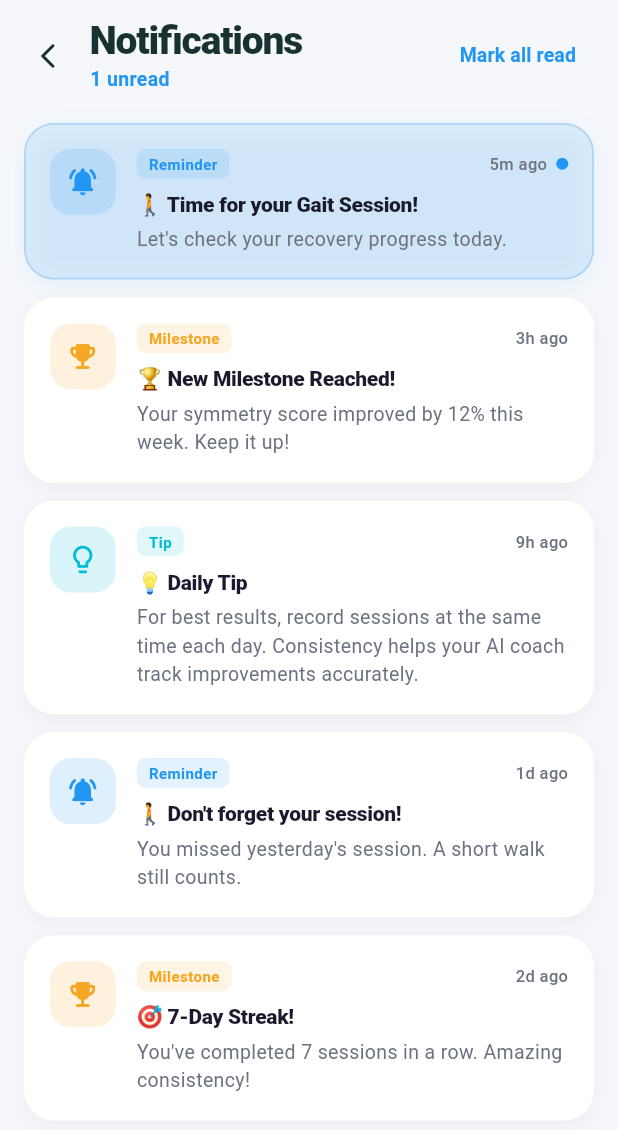
After one commit to swasray2004/StepSure, a Flutter app: the screen it shows once a user with an empty profile is signed in, after a tap on the "notifications none" icon, on a phone screen of 412 x 824 dp. The commit adds this screen. Shown: the top 1130 px of the screen. Run offline on Flutter 3.47's test engine with Material 3 defaults, Android fonts, the phone set to English and light mode, and no system bars; our stand-ins replace camera, fl_chart, flutter_local_notifications, flutter_tts, image_picker, lottie and 5 more; missing offline and left inert: google_mlkit_pose_detection; accounts and stored records are empty; Roboto replaces fonts that are missing (Nunito).

Commit message:
recorded video workflow fixed

```diff
--- a/lib/data/supabase_service.dart
+++ b/lib/data/supabase_service.dart
@@ -3,6 +3,13 @@ import 'dart:io';
 import '../domain/models/session_model.dart';
 
 class SupabaseService {
+    // Update session with video URL
+    Future<void> updateSessionVideoUrl(String sessionId, String videoUrl) async {
+      await _client
+          .from('sessions')
+          .update({'video_url': videoUrl})
+          .eq('id', sessionId);
+    }
   final _client = Supabase.instance.client;
 
   // Auth
--- a/lib/domain/feedback_engine.dart
+++ b/lib/domain/feedback_engine.dart
@@ -25,32 +25,40 @@ class FeedbackEngine {
     required double strideConsistency,
   }) {
     if (symmetry < 50) {
+      print('[TTS] Speaking: Try to maintain equal step length on both sides.');
       _speak('symmetry', 'Try to maintain equal step length on both sides.');
     } else if (symmetry > 75) {
+      print('[TTS] Speaking: Great symmetry, keep it up!');
       _speak('symmetry_good', 'Great symmetry, keep it up!');
     }
 
     if (cadence < 50) {
+      print('[TTS] Speaking: Try to walk a little faster if you can.');
       _speak('cadence', 'Try to walk a little faster if you can.');
     } else if (cadence > 110) {
+      print('[TTS] Speaking: Slow down slightly for better balance.');
       _speak('cadence_fast', 'Slow down slightly for better balance.');
     }
 
     if (trunkLean.abs() > 10) {
+      print('[TTS] Speaking: Straighten your posture, stand tall.');
       _speak('posture', 'Straighten your posture, stand tall.');
     }
 
     final kneeDiff = (leftKneeAngle - rightKneeAngle).abs();
     if (kneeDiff > 20) {
       final weaker = leftKneeAngle < rightKneeAngle ? 'left' : 'right';
+      print('[TTS] Speaking: Try to lift your $weaker leg a bit higher.');
       _speak('knee', 'Try to lift your $weaker leg a bit higher.');
     }
 
     if (strideConsistency < 50) {
+      print('[TTS] Speaking: Try to keep your steps more even and rhythmic.');
       _speak('consistency', 'Try to keep your steps more even and rhythmic.');
     }
 
     if (symmetry > 70 && cadence >= 60 && trunkLean.abs() < 8) {
+      print('[TTS] Speaking: Good balance, keep going!');
       _speak('good', 'Good balance, keep going!');
     }
   }
--- a/lib/domain/models/report_model.dart
+++ b/lib/domain/models/report_model.dart
@@ -0,0 +1,38 @@
+class ReportModel {
+  final String summary;
+  final double improvementPercentage;
+  final List<String> abnormalities;
+  final List<String> exerciseSuggestions;
+  final String riskAssessment;
+
+  ReportModel({
+    required this.summary,
+    required this.improvementPercentage,
+    required this.abnormalities,
+    required this.exerciseSuggestions,
+    required this.riskAssessment,
+  });
+
+  factory ReportModel.fromMap(Map<String, dynamic> map) {
+    return ReportModel(
+      summary: map['summary'] ?? '',
+      improvementPercentage:
+          (map['improvement_percentage'] as num?)?.toDouble() ?? 0.0,
+      abnormalities:
+          (map['abnormalities'] as List<dynamic>?)?.cast<String>() ?? [],
+      exerciseSuggestions:
+          (map['exercise_suggestions'] as List<dynamic>?)?.cast<String>() ?? [],
+      riskAssessment: map['risk_assessment'] ?? '',
+    );
+  }
+
+  Map<String, dynamic> toMap() {
+    return {
+      'summary': summary,
+      'improvement_percentage': improvementPercentage,
+      'abnormalities': abnormalities,
+      'exercise_suggestions': exerciseSuggestions,
+      'risk_assessment': riskAssessment,
+    };
+  }
+}
--- /dev/null
+++ b/lib/features/notifications/notifications_screen.dart
@@ -0,0 +1,482 @@
+import 'dart:ui';
+import 'package:flutter/material.dart';
+import 'package:gait_rehab/core/constants/app_colors.dart';
+import 'package:gait_rehab/core/constants/app_text.dart';
+
+// ─── Model ────────────────────────────────────────────────────────────────────
+
+enum NotifType { reminder, milestone, tip }
+
+class AppNotification {
+  final String id;
+  final NotifType type;
+  final String title;
+  final String body;
+  final DateTime timestamp;
+  bool isRead;
+
+  AppNotification({
+    required this.id,
+    required this.type,
+    required this.title,
+    required this.body,
+    required this.timestamp,
+    this.isRead = false,
+  });
+}
+
+// ─── Screen ───────────────────────────────────────────────────────────────────
+
+class NotificationsScreen extends StatefulWidget {
+  const NotificationsScreen({super.key});
+
+  @override
+  State<NotificationsScreen> createState() => _NotificationsScreenState();
+}
+
+class _NotificationsScreenState extends State<NotificationsScreen>
+    with SingleTickerProviderStateMixin {
+  late AnimationController _fadeCtrl;
+
+  // Replace this with real data from your DB / shared_preferences as needed
+  final List<AppNotification> _notifications = [
+    AppNotification(
+      id: '1',
+      type: NotifType.reminder,
+      title: '🚶 Time for your Gait Session!',
+      body: "Let's check your recovery progress today.",
+      timestamp: DateTime.now().subtract(const Duration(minutes: 5)),
+    ),
+    AppNotification(
+      id: '2',
+      type: NotifType.milestone,
+      title: '🏆 New Milestone Reached!',
+      body: 'Your symmetry score improved by 12% this week. Keep it up!',
+      timestamp: DateTime.now().subtract(const Duration(hours: 3)),
+      isRead: true,
+    ),
+    AppNotification(
+      id: '3',
+      type: NotifType.tip,
+      title: '💡 Daily Tip',
+      body:
+          'For best results, record sessions at the same time each day. Consistency helps your AI coach track improvements accurately.',
+      timestamp: DateTime.now().subtract(const Duration(hours: 9)),
+      isRead: true,
+    ),
+    AppNotification(
+      id: '4',
+      type: NotifType.reminder,
+      title: '🚶 Don\'t forget your session!',
+      body: 'You missed yesterday\'s session. A short walk still counts.',
+      timestamp: DateTime.now().subtract(const Duration(days: 1)),
+      isRead: true,
+    ),
+    AppNotification(
+      id: '5',
+      type: NotifType.milestone,
+      title: '🎯 7-Day Streak!',
+      body: 'You\'ve completed 7 sessions in a row. Amazing consistency!',
+      timestamp: DateTime.now().subtract(const Duration(days: 2)),
+      isRead: true,
+    ),
+  ];
+
+  int get _unreadCount => _notifications.where((n) => !n.isRead).length;
+
+  @override
+  void initState() {
+    super.initState();
+    _fadeCtrl = AnimationController(
+      vsync: this,
+      duration: const Duration(milliseconds: 400),
+    )..forward();
+  }
+
+  @override
+  void dispose() {
+    _fadeCtrl.dispose();
+    super.dispose();
+  }
+
+  void _markAllRead() {
+    setState(() {
+      for (final n in _notifications) {
+        n.isRead = true;
+      }
+    });
+  }
+
+  void _markRead(AppNotification n) {
+    setState(() => n.isRead = true);
+  }
+
+  void _handleTap(BuildContext context, AppNotification n) {
+    // Just mark the notification as read — no further navigation
+    _markRead(n);
+  }
+
+  String _relativeTime(DateTime dt) {
+    final diff = DateTime.now().difference(dt);
+    if (diff.inMinutes < 1) return 'Just now';
+    if (diff.inMinutes < 60) return '${diff.inMinutes}m ago';
+    if (diff.inHours < 24) return '${diff.inHours}h ago';
+    return '${diff.inDays}d ago';
+  }
+
+  // Per-type styling
+  _NotifStyle _styleFor(NotifType type) {
+    switch (type) {
+      case NotifType.reminder:
+        return _NotifStyle(
+          color: AppColors.primary,
+          bg: AppColors.primary.withOpacity(0.10),
+          icon: Icons.notifications_active_rounded,
+          label: 'Reminder',
+        );
+      case NotifType.milestone:
+        return _NotifStyle(
+          color: const Color(0xFFF5A623),
+          bg: const Color(0xFFF5A623).withOpacity(0.10),
+          icon: Icons.emoji_events_rounded,
+          label: 'Milestone',
+        );
+      case NotifType.tip:
+        return _NotifStyle(
+          color: AppColors.secondary,
+          bg: AppColors.secondary.withOpacity(0.10),
+          icon: Icons.lightbulb_outline_rounded,
+          label: 'Tip',
+        );
+    }
+  }
+
+  @override
+  Widget build(BuildContext context) {
+    return Scaffold(
+      backgroundColor: AppColors.background,
+      body: FadeTransition(
+        opacity: _fadeCtrl,
+        child: CustomScrollView(
+          slivers: [
+            // ── App Bar ──
+            SliverToBoxAdapter(
+              child: SafeArea(
+                bottom: false,
+                child: Padding(
+                  padding: const EdgeInsets.fromLTRB(8, 12, 16, 0),
+                  child: Row(
+                    children: [
+                      // Back button
+                      IconButton(
+                        icon: const Icon(Icons.arrow_back_ios_new_rounded,
+                            size: 20),
+                        color: AppColors.textDark,
+                        onPressed: () => Navigator.pop(context),
+                      ),
+                      const SizedBox(width: 4),
+                      Expanded(
+                        child: Column(
+                          crossAxisAlignment: CrossAxisAlignment.start,
+                          children: [
+                            Text(
+                              'Notifications',
+                              style: AppText.h1.copyWith(
+                                fontSize: 26,
+                                fontWeight: FontWeight.w900,
+                                letterSpacing: -0.8,
+                                color: AppColors.textDark,
+                              ),
+                            ),
+                            if (_unreadCount > 0)
+                              Text(
+                                '$_unreadCount unread',
+                                style: TextStyle(
+                                  fontSize: 13,
+                                  color: AppColors.primary,
+                                  fontWeight: FontWeight.w600,
+                                ),
+                              ),
+                          ],
+                        ),
+                      ),
+                      if (_unreadCount > 0)
+                        TextButton(
+                          onPressed: _markAllRead,
+                          child: Text(
+                            'Mark all read',
+                            style: TextStyle(
+                              fontSize: 13,
+                              color: AppColors.primary,
+                              fontWeight: FontWeight.w700,
+                            ),
+                          ),
+                        ),
+                    ],
+                  ),
+                ),
+              ),
+            ),
+
+            // ── Empty State ──
+            if (_notifications.isEmpty)
+              SliverFillRemaining(
+                child: Center(
+                  child: Column(
+                    mainAxisSize: MainAxisSize.min,
+                    children: [
+                      Icon(Icons.notifications_off_outlined,
+                          size: 64,
+                          color: AppColors.textSecondary.withOpacity(0.4)),
+                      const SizedBox(height: 16),
+                      Text(
+                        'No notifications yet',
+                        style: AppText.body.copyWith(
+                          color: AppColors.textSecondary,
+                          fontWeight: FontWeight.w600,
+                        ),
+                      ),
+                    ],
+                  ),
+                ),
+              )
+            else
+              // ── List ──
+              SliverPadding(
+                padding: const EdgeInsets.fromLTRB(16, 20, 16, 32),
+                sliver: SliverList(
+                  delegate: SliverChildBuilderDelegate(
+                    (context, index) {
+                      final notif = _notifications[index];
+                      final style = _styleFor(notif.type);
+                      return _NotifTile(
+                        notification: notif,
+                        style: style,
+                        relativeTime: _relativeTime(notif.timestamp),
+                        onTap: () => _handleTap(context, notif),
+                        onDismiss: () =>
+                            setState(() => _notifications.removeAt(index)),
+                        animDelay: Duration(milliseconds: index * 60),
+                      );
+                    },
+                    childCount: _notifications.length,
+                  ),
+                ),
+              ),
+          ],
+        ),
+      ),
+    );
+  }
+}
+
+// ─── Tile ─────────────────────────────────────────────────────────────────────
+
+class _NotifTile extends StatefulWidget {
+  final AppNotification notification;
+  final _NotifStyle style;
+  final String relativeTime;
+  final VoidCallback onTap;
+  final VoidCallback onDismiss;
+  final Duration animDelay;
+
+  const _NotifTile({
+    required this.notification,
+    required this.style,
+    required this.relativeTime,
+    required this.onTap,
+    required this.onDismiss,
+    required this.animDelay,
+  });
+
+  @override
+  State<_NotifTile> createState() => _NotifTileState();
+}
+
+class _NotifTileState extends State<_NotifTile>
+    with SingleTickerProviderStateMixin {
+  late AnimationController _ctrl;
+  late Animation<Offset> _slide;
+  late Animation<double> _fade;
+
+  @override
+  void initState() {
+    super.initState();
+    _ctrl = AnimationController(
+      vsync: this,
+      duration: const Duration(milliseconds: 420),
+    );
+    _slide = Tween<Offset>(
+      begin: const Offset(0, 0.18),
+      end: Offset.zero,
+    ).animate(CurvedAnimation(parent: _ctrl, curve: Curves.easeOutCubic));
+    _fade = CurvedAnimation(parent: _ctrl, curve: Curves.easeIn);
+
+    Future.delayed(widget.animDelay, () {
+      if (mounted) _ctrl.forward();
+    });
+  }
+
+  @override
+  void dispose() {
+    _ctrl.dispose();
+    super.dispose();
+  }
+
+  @override
+  Widget build(BuildContext context) {
+    return SlideTransition(
+      position: _slide,
+      child: FadeTransition(
+        opacity: _fade,
+        child: Dismissible(
+          key: ValueKey(widget.notification.id),
+          direction: DismissDirection.endToStart,
+          onDismissed: (_) => widget.onDismiss(),
+          background: Container(
+            alignment: Alignment.centerRight,
+            padding: const EdgeInsets.only(right: 20),
+            margin: const EdgeInsets.only(bottom: 12),
+            decoration: BoxDecoration(
+              color: Colors.redAccent.withOpacity(0.15),
+              borderRadius: BorderRadius.circular(20),
+            ),
+            child: const Icon(Icons.delete_outline_rounded,
+                color: Colors.redAccent, size: 24),
+          ),
+          child: GestureDetector(
+            onTap: widget.onTap,
+            child: AnimatedContainer(
+              duration: const Duration(milliseconds: 300),
+              margin: const EdgeInsets.only(bottom: 12),
+              padding: const EdgeInsets.all(16),
+              decoration: BoxDecoration(
+                color: widget.notification.isRead
+                    ? AppColors.cardBg
+                    : widget.style.bg,
+                borderRadius: BorderRadius.circular(20),
+                border: Border.all(
+                  color: widget.notification.isRead
+                      ? Colors.white.withOpacity(0.08)
+                      : widget.style.color.withOpacity(0.25),
+                  width: 1.2,
+                ),
+                boxShadow: [
+                  BoxShadow(
+                    color: widget.notification.isRead
+                        ? Colors.black.withOpacity(0.04)
+                        : widget.style.color.withOpacity(0.08),
+                    blurRadius: 12,
+                    offset: const Offset(0, 4),
+                  ),
+                ],
+              ),
+              child: Row(
+                crossAxisAlignment: CrossAxisAlignment.start,
+                children: [
+                  // Icon badge
+                  Container(
+                    width: 44,
+                    height: 44,
+                    decoration: BoxDecoration(
+                      color: widget.style.color.withOpacity(0.15),
+                      borderRadius: BorderRadius.circular(14),
+                    ),
+                    child: Icon(widget.style.icon,
+                        color: widget.style.color, size: 22),
+                  ),
+                  const SizedBox(width: 14),
+                  // Content
+                  Expanded(
+                    child: Column(
+                      crossAxisAlignment: CrossAxisAlignment.start,
+                      children: [
+                        Row(
+                          children: [
+                            // Type chip
+                            Container(
+                              padding: const EdgeInsets.symmetric(
+                                  horizontal: 8, vertical: 3),
+                              decoration: BoxDecoration(
+                                color: widget.style.color.withOpacity(0.12),
+                                borderRadius: BorderRadius.circular(6),
+                              ),
+                              child: Text(
+                                widget.style.label,
+                                style: TextStyle(
+                                  fontSize: 10,
+                                  fontWeight: FontWeight.w700,
+                                  color: widget.style.color,
+                                  letterSpacing: 0.3,
+                                ),
+                              ),
+                            ),
+                            const Spacer(),
+                            Text(
+                              widget.relativeTime,
+                              style: TextStyle(
+                                fontSize: 11,
+                                color: AppColors.textSecondary,
+                                fontWeight: FontWeight.w500,
+                              ),
+                            ),
+                            if (!widget.notification.isRead) ...[
+                              const SizedBox(width: 6),
+                              Container(
+                                width: 8,
+                                height: 8,
+                                decoration: BoxDecoration(
+                                  color: widget.style.color,
+                                  shape: BoxShape.circle,
+                                ),
+                              ),
+                            ],
+                          ],
+                        ),
+                        const SizedBox(height: 7),
+                        Text(
+                          widget.notification.title,
+                          style: TextStyle(
+                            fontSize: 14,
+                            fontWeight: FontWeight.w800,
+                            color: AppColors.textPrimary,
+                            letterSpacing: -0.2,
+                          ),
+                        ),
+                        const SizedBox(height: 4),
+                        Text(
+                          widget.notification.body,
+                          style: TextStyle(
+                            fontSize: 13,
+                            color: AppColors.textSecondary,
+                            height: 1.45,
+                          ),
+                        ),
+                      ],
+                    ),
+                  ),
+                ],
+              ),
+            ),
+          ),
+        ),
+      ),
+    );
+  }
+}
+
+// ─── Helpers ──────────────────────────────────────────────────────────────────
+
+class _NotifStyle {
+  final Color color;
+  final Color bg;
+  final IconData icon;
+  final String label;
+
+  const _NotifStyle({
+    required this.color,
+    required this.bg,
+    required this.icon,
+    required this.label,
+  });
+}
--- a/lib/presentation/screens/home/home_screen.dart
+++ b/lib/presentation/screens/home/home_screen.dart
@@ -4,6 +4,7 @@ import 'package:flutter/material.dart';
 import 'package:gait_rehab/core/constants/app_colors.dart';
 import 'package:gait_rehab/core/constants/app_text.dart';
 import 'package:gait_rehab/core/widgets/widgets.dart';
+import 'package:gait_rehab/features/notifications/notifications_screen.dart';
 import 'package:lottie/lottie.dart';
 import 'package:supabase_flutter/supabase_flutter.dart';
 import '../instructions/instructions_screen.dart';
@@ -297,20 +298,45 @@ class _HomeTabState extends State<_HomeTab> {
                                 ),
                               ),
                               // Notification badge
+                              GestureDetector(
+                                onTap: () => Navigator.push(
+                                  context,
+                                  MaterialPageRoute(
+                                    builder: (_) => const NotificationsScreen(),
+                                  ),
+                                ),
+                                child: Stack(
+                                  alignment: Alignment.topRight,
+                                  children: [
+                                    Icon(
+                                      Icons.notifications_none_outlined,
+                                      size: 28,
+                                      color: AppColors.textDark,
+                                    ),
+                                    // TODO: Replace with real unread count
                                     Positioned(
-                                right: -2,
-                                top: -2,
+                                      right: 0,
+                                      top: 0,
                                       child: Container(
                                         width: 12,
                                         height: 12,
                                         decoration: BoxDecoration(
-                                    color: Colors.redAccent,
+                                          color: AppColors.primary,
                                           shape: BoxShape.circle,
-                                    border: Border.all(
+                                        ),
+                                        child: Center(
+                                          child: Text(
+                                            '1', // Example unread count
+                                            style: TextStyle(
                                               color: Colors.white,
-                                      width: 2,
+                                              fontSize: 8,
+                                              fontWeight: FontWeight.bold,
                                             ),
                                           ),
+                                        ),
+                                      ),
+                                    ),
+                                  ],
                                 ),
                               ),
                             ],
--- a/lib/presentation/screens/recording/recording_screen.dart
+++ b/lib/presentation/screens/recording/recording_screen.dart
@@ -79,9 +79,11 @@ class _RecordingScreenState extends State<RecordingScreen> {
   }
 
   void _startRecording() {
+    if (_isRecording) return;
     setState(() {
       _isRecording = true;
       _sessionStart = DateTime.now();
+      _sessionSeconds = 0;
     });
     _gaitService.startSession();
 
@@ -89,15 +91,24 @@ class _RecordingScreenState extends State<RecordingScreen> {
       if (!_isRecording) return;
 
       final inputImage = _inputImageFromCamera(image);
-      if (inputImage == null) return;
+      if (inputImage == null) {
+        debugPrint('[ML] InputImage conversion failed');
+        return;
+      }
+
+      debugPrint(
+          '[ML] InputImage created: ${inputImage.metadata.size}, rotation: ${inputImage.metadata.rotation}, format: ${inputImage.metadata.format}');
 
       final pose = await _poseService.detectPose(inputImage);
       if (pose != null && mounted) {
+        debugPrint('[ML] Pose detected: ${pose.landmarks.length} landmarks');
         setState(() {
           _currentPose = pose;
           _imageSize = Size(image.width.toDouble(), image.height.toDouble());
         });
         _gaitService.processFrame(pose);
+      } else {
+        debugPrint('[ML] No pose detected');
       }
 
       setState(() {
--- a/lib/presentation/screens/results/results_screen.dart
+++ b/lib/presentation/screens/results/results_screen.dart
@@ -31,6 +31,9 @@ class _ResultsScreenState extends State<ResultsScreen>
   @override
   void initState() {
     super.initState();
+    // Debug: Print received session and report data
+    debugPrint('[ResultsScreen] session: ${widget.session}');
+    debugPrint('[ResultsScreen] report: ${widget.report}');
     _controller = AnimationController(
         duration: const Duration(milliseconds: 700), vsync: this);
     _slideUp = CurvedAnimation(parent: _controller, curve: Curves.easeOutCubic);
--- a/lib/presentation/screens/upload/upload_screen.dart
+++ b/lib/presentation/screens/upload/upload_screen.dart
@@ -97,10 +97,11 @@ class _UploadScreenState extends State<UploadScreen> {
       );
 
       final sessionId = await _supabase.saveSession(session);
-      final videoUrl =
-          await _supabase.uploadVideo(_videoFile!.path, sessionId);
-      final sessionWithVideo =
-          session.copyWith(id: sessionId, videoUrl: videoUrl);
+      final videoUrl = await _supabase.uploadVideo(_videoFile!.path, sessionId);
+      if (videoUrl != null) {
+        await _supabase.updateSessionVideoUrl(sessionId, videoUrl);
+      }
+      final sessionWithVideo = session.copyWith(id: sessionId, videoUrl: videoUrl);
 
       final prev = await _supabase.getLastSession();
       final report = ReportGenerator.generate(
```
Lines whose indentation alone changed are shown as unchanged.
